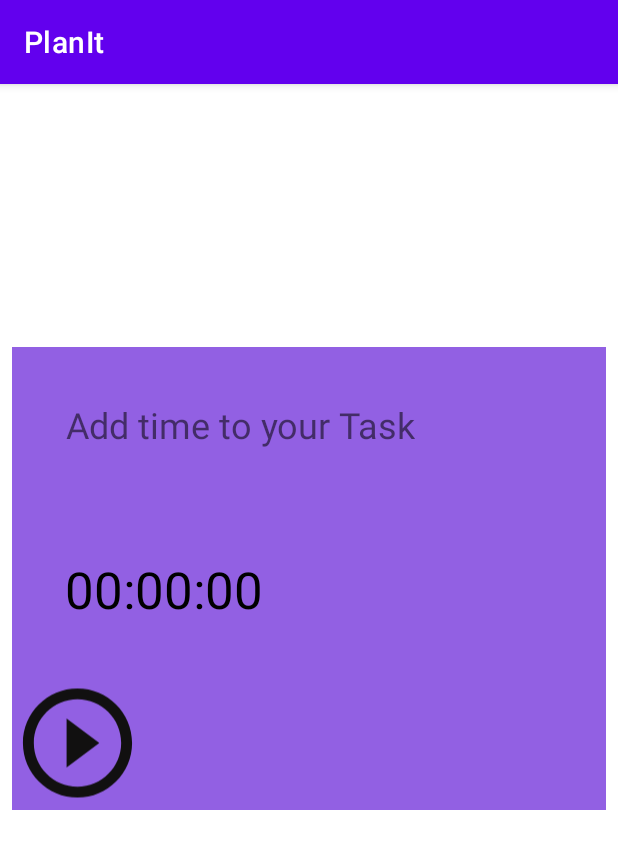
After one commit to Ayush0Chaudhary/syntaxError, an Android app: the Time screen opened directly, with no data from a screen before it, on a phone screen of 412 x 824 dp. The commit adds this screen. Shown: the top 849 px of the screen. Run offline under Robolectric (Android 15) with nearby library versions, the phone set to English and light mode, and no system bars.

Commit message:
the final code

```diff
--- /dev/null
+++ b/PlanIt/app/src/main/java/com/example/planit/Time.java
@@ -0,0 +1,92 @@
+package com.example.planit;
+
+import androidx.appcompat.app.AppCompatActivity;
+
+import android.os.Bundle;
+import android.os.CountDownTimer;
+import android.view.MotionEvent;
+import android.view.View;
+import android.widget.Button;
+import android.widget.ImageView;
+import android.widget.TextView;
+
+public class Time extends AppCompatActivity {
+
+
+    private TextView countDownText;
+    private ImageView pause;
+    private ImageView play;
+    private long timeLeftInMilliecond= 600000; //10 min
+
+    private boolean timerRunning ;
+    private CountDownTimer timer;
+
+    @Override
+    protected void onCreate(Bundle savedInstanceState) {
+        super.onCreate(savedInstanceState);
+        setContentView(R.layout.activity_time);
+
+        countDownText = findViewById(R.id.textView2);
+
+        play = findViewById(R.id.imageView3);
+
+
+
+        play.setOnClickListener(new View.OnClickListener() {
+            @Override
+            public void onClick(View view) {
+                startStopTime();
+            }
+        });
+    }
+
+    public void startStopTime(){
+        if (timerRunning){
+            stopTimer();
+        }
+        else startTimer();
+
+    }
+
+    private void startTimer() {
+        timer = new CountDownTimer(timeLeftInMilliecond, 1000) {
+            @Override
+            public void onTick(long l) {
+                timeLeftInMilliecond = l;
+                updateTimer();
+            }
+
+            @Override
+            public void onFinish() {
+
+            }
+        }.start();
+        play.setImageResource(R.drawable.ic_baseline_pause_circle_outline_24);
+        timerRunning =true;
+    }
+
+    private void updateTimer() {
+    int minute =(int) timeLeftInMilliecond/60000;
+    int second = (int) timeLeftInMilliecond%60000 /1000;
+
+    String timeLeftText;
+
+    timeLeftText = "" + minute;
+    timeLeftText+=":";
+
+    if(second<10) timeLeftText+="0";
+    timeLeftText += second;
+
+    countDownText.setText(timeLeftText);
+
+    }
+
+    private void stopTimer() {
+
+        timer.cancel();
+        play.setImageResource(R.drawable.ic_baseline_play_circle_outline_24);
+        timerRunning =false;
+    }
+
+
+}
--- /dev/null
+++ b/PlanIt/app/src/main/res/drawable/ic_baseline_pause_circle_outline_24.xml
@@ -0,0 +1,5 @@
+<vector android:height="24dp" android:tint="#111010"
+    android:viewportHeight="24" android:viewportWidth="24"
+    android:width="24dp" xmlns:android="http://schemas.android.com/apk/res/android">
+    <path android:fillColor="@android:color/white" android:pathData="M9,16h2L11,8L9,8v8zM12,2C6.48,2 2,6.48 2,12s4.48,10 10,10 10,-4.48 10,-10S17.52,2 12,2zM12,20c-4.41,0 -8,-3.59 -8,-8s3.59,-8 8,-8 8,3.59 8,8 -3.59,8 -8,8zM13,16h2L15,8h-2v8z"/>
+</vector>
--- /dev/null
+++ b/PlanIt/app/src/main/res/drawable/ic_baseline_play_circle_outline_24.xml
@@ -0,0 +1,5 @@
+<vector android:height="24dp" android:tint="#111010"
+    android:viewportHeight="24" android:viewportWidth="24"
+    android:width="24dp" xmlns:android="http://schemas.android.com/apk/res/android">
+    <path android:fillColor="@android:color/white" android:pathData="M10,16.5l6,-4.5 -6,-4.5v9zM12,2C6.48,2 2,6.48 2,12s4.48,10 10,10 10,-4.48 10,-10S17.52,2 12,2zM12,20c-4.41,0 -8,-3.59 -8,-8s3.59,-8 8,-8 8,3.59 8,8 -3.59,8 -8,8z"/>
+</vector>
--- a/PlanIt/app/src/main/res/layout/activity_main.xml
+++ b/PlanIt/app/src/main/res/layout/activity_main.xml
@@ -39,6 +39,11 @@
         android:backgroundTint="@color/purple_200"
         android:src="@drawable/ic_baseline_add_24" />
 
+    <Button
+        android:id="@+id/button"
+        android:layout_width="wrap_content"
+        android:layout_height="wrap_content"
+        android:text="Button" />
 
 
 </RelativeLayout>
--- /dev/null
+++ b/PlanIt/app/src/main/res/layout/activity_time.xml
@@ -0,0 +1,71 @@
+<?xml version="1.0" encoding="utf-8"?>
+<androidx.constraintlayout.widget.ConstraintLayout xmlns:android="http://schemas.android.com/apk/res/android"
+    xmlns:app="http://schemas.android.com/apk/res-auto"
+    xmlns:tools="http://schemas.android.com/tools"
+    android:id="@+id/linearLayout2"
+    android:layout_width="match_parent"
+    android:layout_height="wrap_content"
+    android:layout_marginStart="8dp"
+    android:layout_marginTop="175dp"
+    android:layout_marginEnd="8dp"
+    android:layout_marginBottom="8dp"
+    android:background="#9260E3"
+    android:baselineAligned="false"
+    android:textAlignment="center"
+    tools:context=".Time">
+<LinearLayout
+    android:layout_width="match_parent"
+    android:layout_height="wrap_content"
+    android:orientation="vertical">
+
+    <TextView
+        android:id="@+id/textView2"
+        android:layout_width="wrap_content"
+        android:layout_height="wrap_content"
+        android:layout_margin="10dp"
+        android:layout_marginTop="8dp"
+        android:padding="25dp"
+        android:text="Add time to your Task"
+        android:textAlignment="center"
+        android:textSize="24sp"
+        app:layout_constraintBottom_toTopOf="@+id/chronometer3"
+        app:layout_constraintEnd_toEndOf="parent"
+        app:layout_constraintStart_toStartOf="parent"
+        app:layout_constraintTop_toTopOf="parent"
+        app:layout_constraintVertical_chainStyle="packed" />
+
+    <Chronometer
+
+        android:id="@+id/chronometer3"
+        android:layout_width="wrap_content"
+        android:layout_height="wrap_content"
+        android:layout_margin="10dp"
+        android:format="00:00:00"
+        android:padding="25dp"
+        android:textAppearance="@style/TextAppearance.AppCompat.Display1"
+        android:textColor="#000000"
+        android:textSize="34sp"
+        app:layout_constraintEnd_toEndOf="parent"
+        app:layout_constraintStart_toStartOf="parent"
+        app:layout_constraintTop_toBottomOf="@+id/textView2" />
+
+<!--
+    <ImageView
+        android:id="@+id/imageView2"
+        android:layout_width="94dp"
+        android:layout_height="88dp"
+        app:layout_constraintBottom_toBottomOf="parent"
+        app:srcCompat="@drawable/"
+        tools:layout_editor_absoluteX="261dp" />
+-->
+    <ImageView
+        android:id="@+id/imageView3"
+        android:layout_width="87dp"
+        android:layout_height="89dp"
+
+        app:srcCompat="@drawable/ic_baseline_play_circle_outline_24"
+        tools:layout_editor_absoluteX="181dp"
+        tools:layout_editor_absoluteY="110dp" />
+</LinearLayout>
+
+</androidx.constraintlayout.widget.ConstraintLayout>
```
Also changed, not shown: PlanIt/app/src/main/AndroidManifest.xml (+8 -6 lines), PlanIt/app/src/main/java/com/example/planit/MainActivity.java (+16 -2 lines), PlanIt/app/src/main/res/layout/task_layout.xml (+6 -6 lines), PlanIt/app/src/main/res/drawable-v24/playpausecopy1.png (added), PlanIt/app/src/main/res/drawable-v24/playpausecopy2.png (added), PlanIt/app/src/main/res/drawable-v24/playpausecopy3.png (added).
